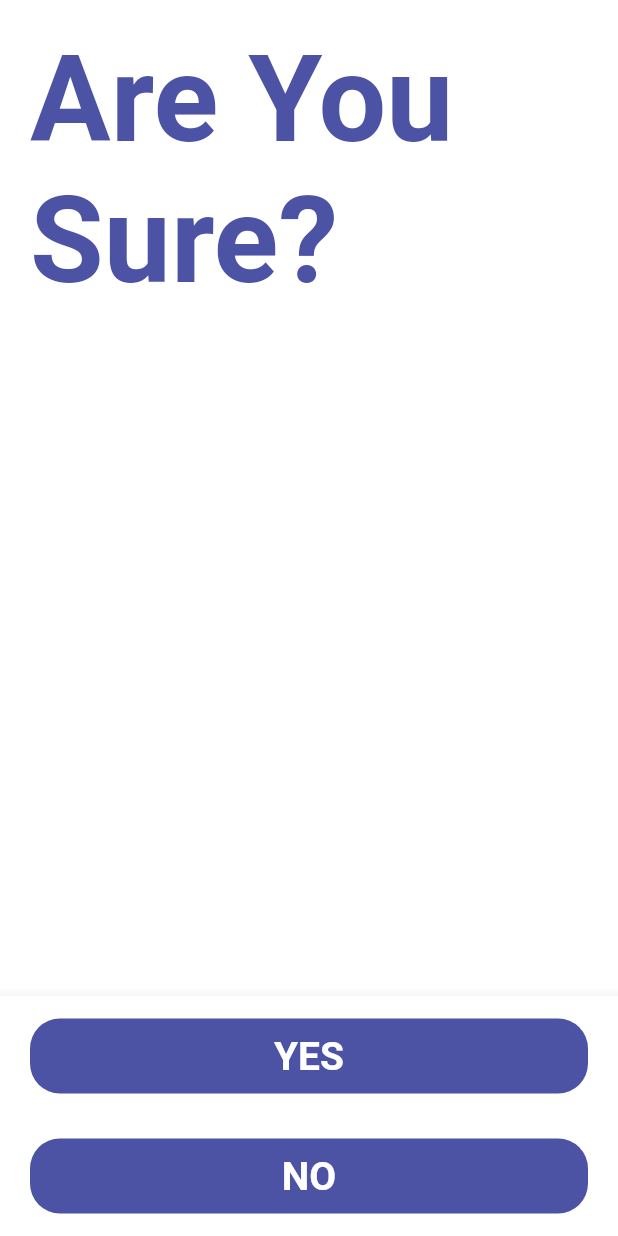
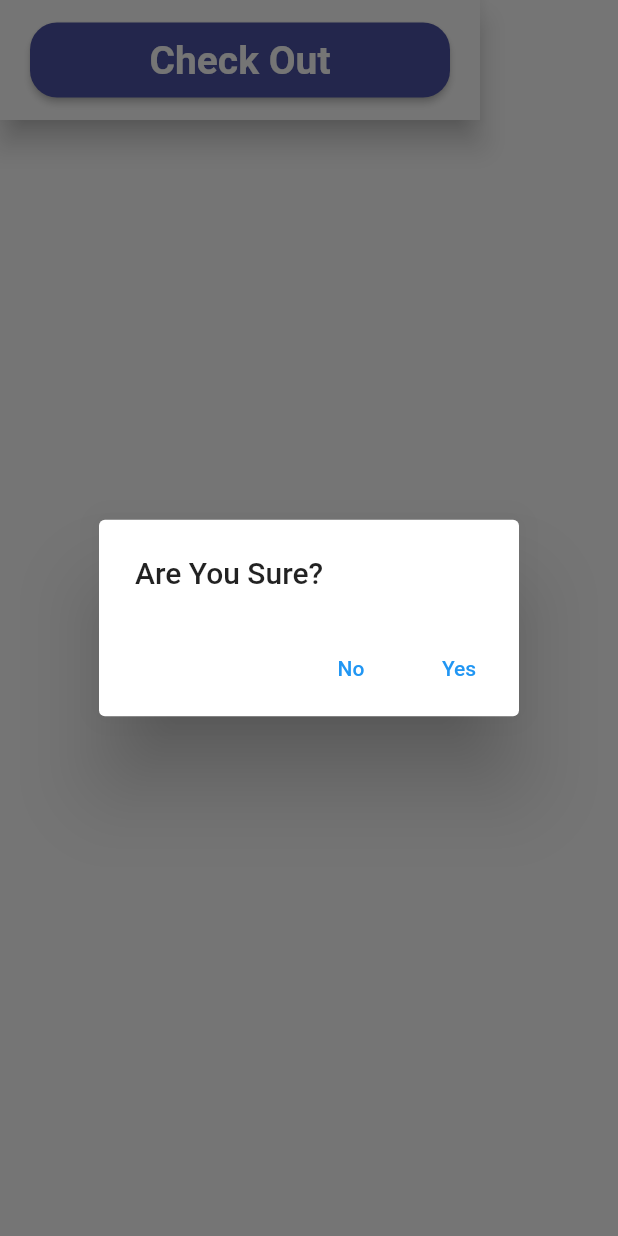
Before and after one commit to TheGrowPalProject/growpal, a Flutter app: the CartBottomNaviBar widget shown alone on an empty page, opened directly, after a tap on "Check Out", on a phone screen of 412 x 824 dp. Run offline on Flutter 3.47's test engine with Material 2 defaults, Android fonts, the phone set to English and light mode, and no system bars; our stand-ins replace badges, curved_navigation_bar, firebase_core, flutter_rating_bar, flutter_tts; missing offline and left inert: clippy_flutter; accounts and stored records are empty.

Commit message:
Replace Are you sure page to an alert dialog, update Checkout pag UI

```diff
--- a/lib/pages/ConfirmationPage.dart
+++ b/lib/pages/ConfirmationPage.dart
@@ -1,7 +1,7 @@
 import 'package:flutter/cupertino.dart';
 import 'package:flutter/material.dart';
 import 'package:flutter/services.dart';
-
+//replacing this with alert dialog
 class ConfirmationPage extends StatefulWidget {
   const ConfirmationPage({Key? key}) : super(key: key);
 
@@ -22,7 +22,7 @@ class _ConfirmationPageState extends State<ConfirmationPage> {
                 "Are You Sure?",
                 style: TextStyle(
                   color: Color(0xFF4C53A5),
-                  fontSize: 80,
+                  fontSize: 40,
                   fontWeight: FontWeight.bold,
                 ),
               ),
--- a/lib/widgets/CartBottomNaviBar.dart
+++ b/lib/widgets/CartBottomNaviBar.dart
@@ -1,4 +1,6 @@
+
 import 'package:flutter/material.dart';
+import 'package:flutter/services.dart';
 //import 'package:shared_preferences/shared_preferences.dart';
 import 'package:growpal_hackathon/globalVariables.dart';
 
@@ -27,24 +29,24 @@ class CartBottomNaviBarState extends State<CartBottomNaviBar> {
           mainAxisAlignment: MainAxisAlignment.spaceBetween,
           children: [
 
+             SizedBox(
+              width: 280.0,
+              height: 50.0,
+              child: ElevatedButton(
+                     onPressed:(){
+                       if(globalVariables().checkoutPermit)
+                         {_showAlertDialog(context);}
+                       },
 
-
-            InkWell(
-              onTap: () {
-                if(globalVariables().checkoutPermit){
-                  Navigator.pushNamed(context, "confirmation");
-                }
-              },
-              child: Container(
-                alignment: Alignment.center,
-                height: 50,
-                width: double.infinity,
-                decoration: BoxDecoration(
-                  color: Color(0xFF4C53A5),
-                  borderRadius: BorderRadius.circular(20),
-
+                style: ButtonStyle(
+                  backgroundColor:   MaterialStateProperty.all<Color>(Color(0xFF4C53A5)),
+                    shape: MaterialStateProperty.all<RoundedRectangleBorder>(
+                        RoundedRectangleBorder(
+                            borderRadius: BorderRadius.circular(18.0),
+                        )
+                    )
                 ),
-                child: Text(
+                child: const Text(
                          "Check Out",
                          style: TextStyle(
                            fontSize: 26,
@@ -54,6 +56,8 @@ class CartBottomNaviBarState extends State<CartBottomNaviBar> {
                        )
                    ),
               ),
+
+
           ],
         ),
       ),
@@ -63,3 +67,30 @@ class CartBottomNaviBarState extends State<CartBottomNaviBar> {
 
 
 }
+
+Future<void> _showAlertDialog(BuildContext  context) async {
+  return showDialog<void>(
+    context: context,
+    barrierDismissible: false,
+    builder: (BuildContext context) {
+      return AlertDialog(
+        title: const Text("Are You Sure?"),
+        actions: <Widget>[
+          TextButton(
+            child: const Text('No'),
+            onPressed: () {
+              Navigator.of(context).pop();
+            },
+          ),
+          TextButton(
+            child: const Text('Yes'),
+            onPressed: () {
+              Navigator.pushNamed(context, "checkout");
+              HapticFeedback.heavyImpact();
+            },
+          ),
+        ],
+      );
+    },
+  );
+}
--- a/lib/widgets/CartItems.dart
+++ b/lib/widgets/CartItems.dart
@@ -41,8 +41,8 @@ class _CartItemsState extends State<CartItems> {
                     onChanged: (index) {},
                   ),
                   Container(
-                    height: 70,
-                    width: 70,
+                    height: 50,
+                    width: 50,
                     margin: EdgeInsets.only(right: 15),
                     child: Image.asset("images/image$i.png"),
                   ),
@@ -57,7 +57,7 @@ class _CartItemsState extends State<CartItems> {
                           "${titles[i - 1]}",
                           style: TextStyle(
                             fontWeight: FontWeight.bold,
-                            fontSize: 18,
+                            fontSize: 16,
                             color: Color(0xFF4C53A5),
                           ),
                         ),
```
Also changed, not shown: lib/pages/Chekout.dart (+88 -11 lines). Lines whose indentation alone changed are shown as unchanged.
